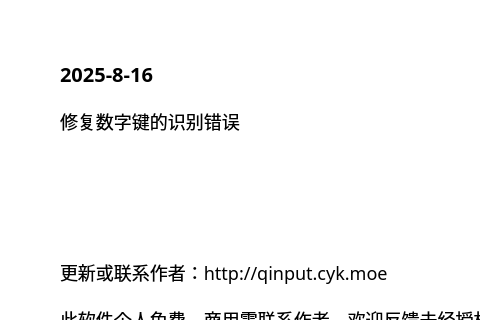
ChiyukiGana/Quickinput, file source/ui/AboutUi.ui: the form before one commit; both pictures show x 0 to 480 and y 0 to 320 of the 640 by 440 pixel window.
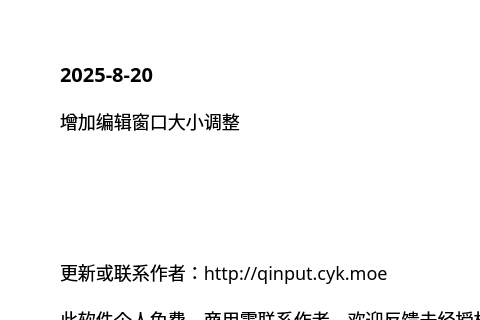
The form after the commit.

```diff
--- a/source/ui/AboutUi.ui
+++ b/source/ui/AboutUi.ui
@@ -90,7 +90,7 @@
          <string notr="true">font-size:20px</string>
         </property>
         <property name="text">
-         <string>2025-8-16</string>
+         <string>2025-8-20</string>
         </property>
         <property name="textFormat">
          <enum>Qt::TextFormat::PlainText</enum>
@@ -106,7 +106,7 @@
          </sizepolicy>
         </property>
         <property name="text">
-         <string>修复数字键的识别错误</string>
+         <string>增加编辑窗口大小调整</string>
         </property>
         <property name="textFormat">
          <enum>Qt::TextFormat::PlainText</enum>
```
